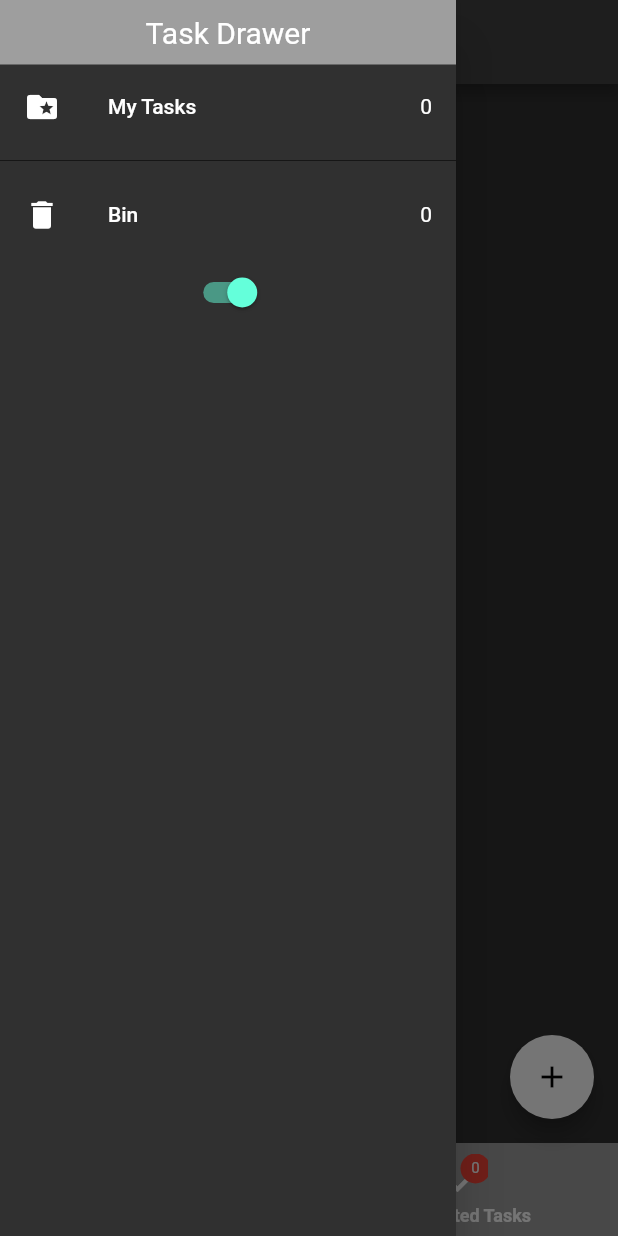
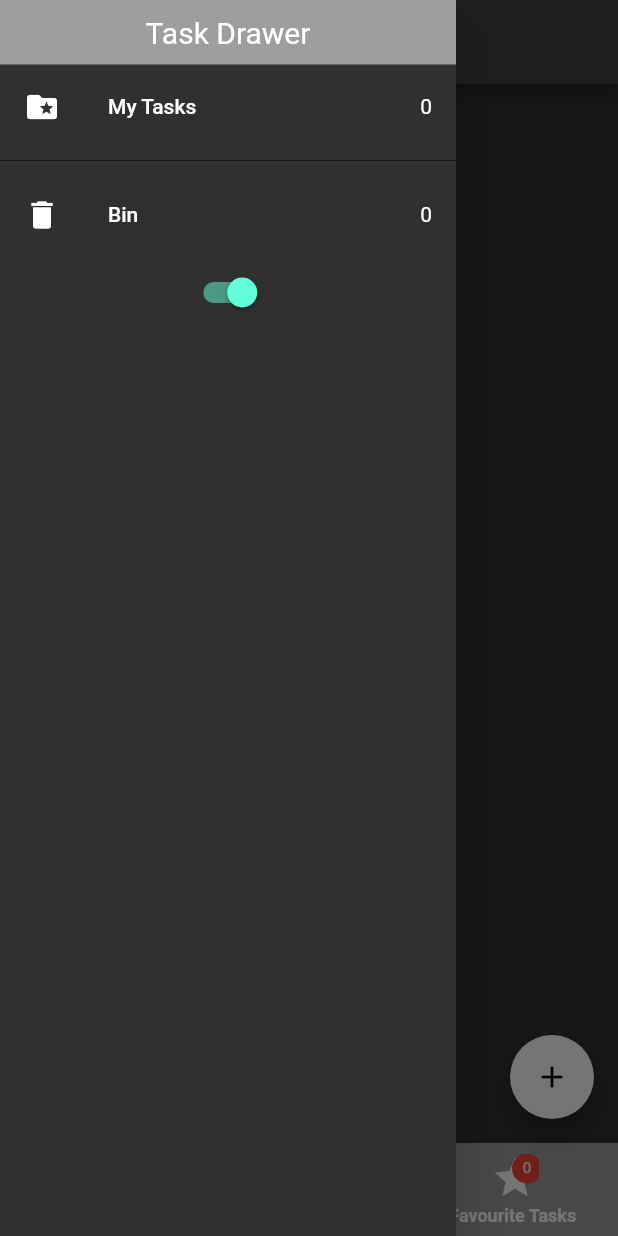
Before and after one commit to aniketbhatt2001/Task_Manager, a Flutter app: the screen it shows after launch, with the side drawer open, on a phone screen of 412 x 824 dp. Run offline on Flutter 3.47's test engine with Material 2 defaults, Android fonts, the phone set to English and light mode, and no system bars; our stand-ins replace bloc, equatable, flutter_bloc, sqflite; missing offline and left inert: flutter_expanded_tile; accounts and stored records are empty.

```diff
--- a/lib/screens/completed_task.dart
+++ b/lib/screens/completed_task.dart
@@ -2,14 +2,14 @@
 import 'package:flutter/material.dart';
 import 'package:flutter_bloc/flutter_bloc.dart';
 import 'package:flutter_tasks_app/screens/my_drawer.dart';
-import 'package:flutter_tasks_app/widgets/completed_task.dart';
+
 import 'package:sqflite/sqflite.dart';
 import 'package:uuid/uuid.dart';
 import 'package:flutter_tasks_app/models/task_model.dart';
 
 import '../blocs/task/task_bloc.dart';
 import '../widgets/add_task.dart';
-import '../widgets/pending_task.dart';
+
 import '../widgets/task_widget.dart';
 
 class CompletedtaskScreen extends StatefulWidget {
--- a/lib/screens/recycle_bin.dart
+++ b/lib/screens/recycle_bin.dart
@@ -13,7 +13,7 @@ import 'package:flutter_tasks_app/models/task_model.dart';
 import '../blocs/task/task_bloc.dart';
 import '../widgets/add_task.dart';
 import '../widgets/removed_task.dart';
-import '../widgets/pending_task.dart';
+
 
 class RecycleBin extends StatefulWidget {
   static const name = 'recycle_bin';
--- a/lib/screens/tabs_screen.dart
+++ b/lib/screens/tabs_screen.dart
@@ -61,6 +61,9 @@ class _TabScreenState extends State<TabScreen> {
                 currentIndex: _selceltedPageindex,
                 onTap: (value) {
                   setState(() {
+                    if (value == 2) {
+                      return;
+                    }
                     _selceltedPageindex = value;
                   });
                 },
@@ -123,6 +126,34 @@ class _TabScreenState extends State<TabScreen> {
                         ],
                       ),
                       label: 'Completed Tasks '),
+                  BottomNavigationBarItem(
+                      icon: Stack(
+                        children: [
+                          const Icon(Icons.star),
+                          Positioned(
+                            bottom: 12,
+                            left: 14,
+                            child: Container(
+                              alignment: Alignment.center,
+                              child: Text(
+                                '${state.completed.length}',
+                                maxLines: 1,
+                                overflow: TextOverflow.ellipsis,
+                                textAlign: TextAlign.center,
+                                style: const TextStyle(
+                                    color: Colors.white, fontSize: 10),
+                              ),
+                              //  margin: EdgeInsets.only(left: 20, bottom: 5),
+                              height: 20,
+                              width: 20,
+                              decoration: BoxDecoration(
+                                  color: Colors.red,
+                                  borderRadius: BorderRadius.circular(10)),
+                            ),
+                          )
+                        ],
+                      ),
+                      label: 'Favourite Tasks '),
                 ]);
           },
         ),
--- a/lib/screens/tasks_screen.dart
+++ b/lib/screens/tasks_screen.dart
@@ -8,7 +8,7 @@ import 'package:flutter_tasks_app/models/task_model.dart';
 
 import '../blocs/task/task_bloc.dart';
 import '../widgets/add_task.dart';
-import '../widgets/pending_task.dart';
+
 import '../widgets/task_widget.dart';
 
 class PendingTasksScreen extends StatefulWidget {
--- a/lib/services/db_service.dart
+++ b/lib/services/db_service.dart
@@ -10,6 +10,7 @@ class DBService {
   static Database? _database;
   static Future<Database> get database async {
     if (_database != null) return _database!;
+    print('retriving db...');
     _database = await initDatabase();
 
     return _database!;
```
Also changed, not shown: lib/widgets/completed_task.dart (deleted, +0 -158 lines), lib/widgets/pending_task.dart (deleted, +0 -151 lines).
